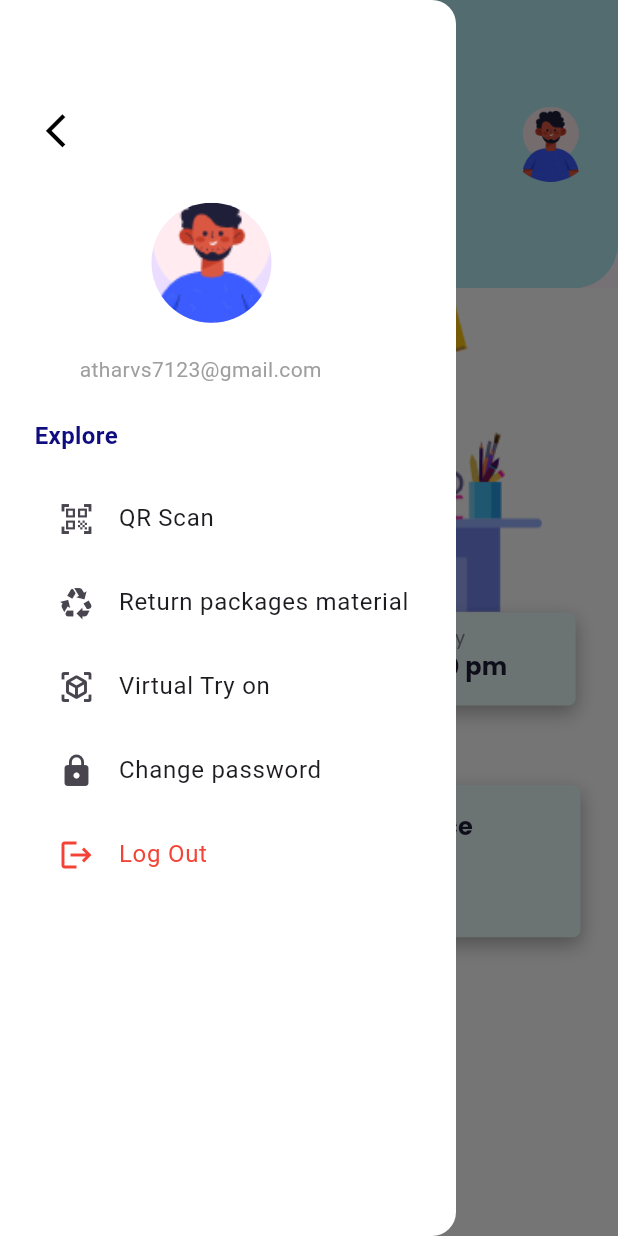
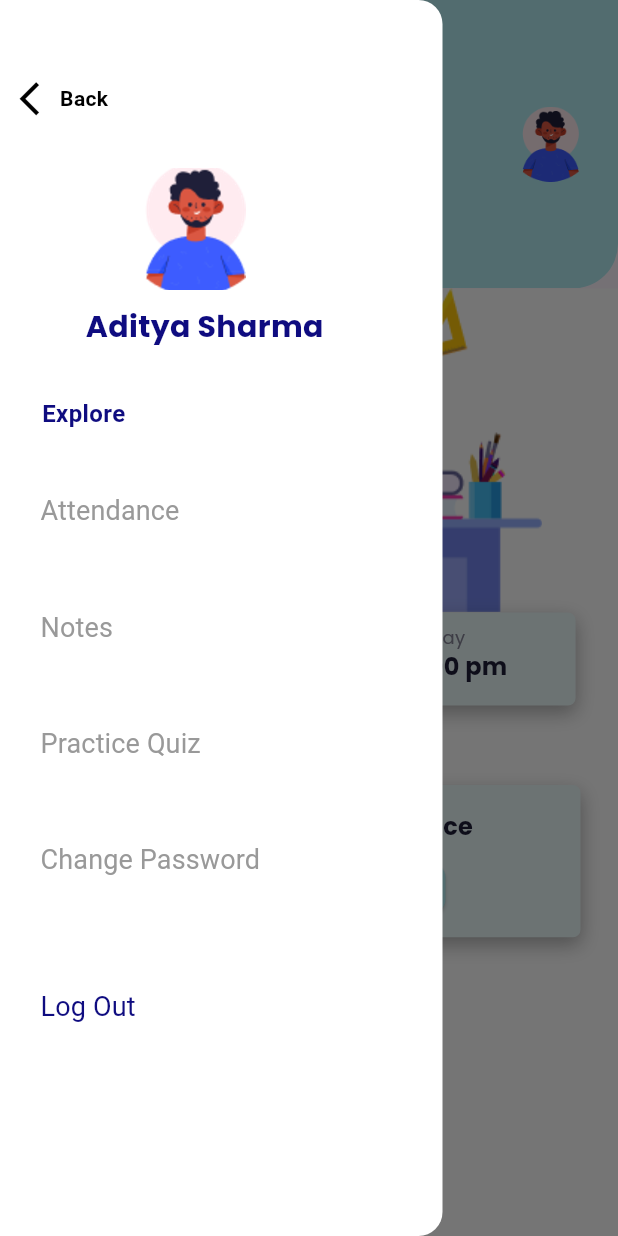
Before and after one commit to survaseatharv7/coaching_class_app, a Flutter app: the LandingPage screen opened directly, with the side drawer open, on a phone screen of 412 x 824 dp. Run offline on Flutter 3.47's test engine with Material 3 defaults, Android fonts, the phone set to English and light mode, and no system bars; our stand-ins replace google_fonts, persistent_bottom_nav_bar.

Commit message:
Atharv Code

```diff
--- a/lib/pages/drawer_page.dart
+++ b/lib/pages/drawer_page.dart
@@ -1,4 +1,5 @@
 import "package:coaching_class_app/main.dart";
+import "package:coaching_class_app/pages/login_page.dart";
 import "package:flutter/material.dart";
 import "package:google_fonts/google_fonts.dart";
 
@@ -7,6 +8,7 @@ class CustomDrawer extends StatelessWidget {
   Widget build(BuildContext context) {
     return Drawer(
       backgroundColor: Colors.white,
+      width: MainApp.widthCal(295),
       child: Column(
         crossAxisAlignment: CrossAxisAlignment.start,
         children: [
@@ -14,73 +16,66 @@ class CustomDrawer extends StatelessWidget {
             crossAxisAlignment: CrossAxisAlignment.start,
             children: [
               Padding(
-                padding: EdgeInsets.only(top: MainApp.heightCal(70)),
-                child: Row(
-                  mainAxisSize: MainAxisSize.min,
-                  children: [
-                    SizedBox(
-                      width: MainApp.widthCal(20),
-                    ),
-                    IconButton(
-                        onPressed: () {
-                          Navigator.pop(context);
-                        },
-                        icon: Icon(
+                padding: EdgeInsets.only(
+                    left: MainApp.widthCal(13), top: MainApp.heightCal(58)),
+                child: Container(
+                  width: MainApp.widthCal(62),
+                  height: MainApp.heightCal(30),
+                  child: GestureDetector(
+                    onTap: () {
+                      Navigator.pop(context);
+                    },
+                    child: Row(
+                      mainAxisSize: MainAxisSize.min,
+                      children: [
+                        Icon(
                           Icons.arrow_back_ios,
                           color: Colors.black,
                           size: MainApp.heightCal(30),
-                        )),
-                    //   TextButton(
-                    //       onPressed: () {
-                    //         Navigator.pop(context);
-                    //       },
-                    //       child: Text(
-                    //         "Back",
-                    //         style: GoogleFonts.roboto(
-                    //             fontWeight: FontWeight.w600,
-                    //             fontSize: MainApp.widthCal(14),
-                    //             color: Colors.black),
-                    //       ))
-                  ],
+                        ),
+                        Text(
+                          "Back",
+                          style: GoogleFonts.roboto(
+                              fontWeight: FontWeight.w600,
+                              fontSize: MainApp.widthCal(14),
+                              color: Colors.black),
+                        )
+                      ],
+                    ),
+                  ),
                 ),
               ),
               Padding(
                 padding: EdgeInsets.only(
-                    left: MainApp.widthCal(101), top: MainApp.heightCal(27)),
-                child: CircleAvatar(
-                  radius: 40,
-                  backgroundImage: AssetImage(
-                    'assets/Images/Avatar.png',
-                  ), // Replace with your image asset path
-                ),
+                    left: MainApp.widthCal(96.77), top: MainApp.heightCal(37)),
+                child: Container(
+                    width: MainApp.widthCal(67.07),
+                    height: MainApp.heightCal(90),
+                    child: Image.asset(
+                      "assets/Images/Avatar.png",
+                      fit: BoxFit.cover,
+                      filterQuality: FilterQuality.high,
+                    )),
               ),
-              SizedBox(height: MainApp.heightCal(19)),
               Padding(
                 padding: EdgeInsets.only(
-                  left: MainApp.widthCal(23),
+                  left: MainApp.widthCal(57),
+                  top: MainApp.heightCal(12),
                 ),
-                child: Column(
-                  crossAxisAlignment: CrossAxisAlignment.start,
-                  children: [
-                    SizedBox(height: 4),
-                    Padding(
-                      padding: EdgeInsets.only(left: MainApp.widthCal(30)),
-                      child: Text(
-                        'atharvs7123@gmail.com',
-                        style: TextStyle(
-                          fontSize: 14,
-                          color: Colors.grey,
-                        ),
-                      ),
-                    ),
-                  ],
+                child: Text(
+                  'Aditya Sharma',
+                  style: GoogleFonts.poppins(
+                    fontSize: 20,
+                    fontWeight: FontWeight.w700,
+                    color: Color.fromRGBO(15, 12, 128, 1),
+                  ),
                 ),
               ),
             ],
           ),
           Padding(
             padding: EdgeInsets.only(
-                left: MainApp.widthCal(23), top: MainApp.heightCal(25)),
+                left: MainApp.widthCal(28), top: MainApp.heightCal(35)),
             child: const Text(
               'Explore',
               style: TextStyle(
@@ -90,50 +85,82 @@ class CustomDrawer extends StatelessWidget {
               ),
             ),
           ),
-          const SizedBox(height: 16),
           Padding(
-            padding: EdgeInsets.only(left: MainApp.widthCal(23)),
-            child: ListTile(
-              leading: const Icon(Icons.qr_code_scanner),
-              title: const Text('QR Scan'),
-              onTap: () {},
+            padding: EdgeInsets.only(
+                left: MainApp.widthCal(15), top: MainApp.heightCal(32.79)),
+            child: Column(
+              crossAxisAlignment: CrossAxisAlignment.start,
+              children: [
+                TextButton(
+                    onPressed: () {},
+                    child: Text(
+                      "Attendance",
+                      style: GoogleFonts.istokWeb(
+                        color: Color.fromRGBO(153, 153, 153, 1),
+                        fontWeight: FontWeight.w400,
+                        fontSize: MainApp.widthCal(18),
+                      ),
+                    )),
+                SizedBox(
+                  height: MainApp.heightCal(32.79),
+                ),
+                TextButton(
+                    onPressed: () {},
+                    child: Text(
+                      "Notes",
+                      style: GoogleFonts.istokWeb(
+                        color: Color.fromRGBO(153, 153, 153, 1),
+                        fontWeight: FontWeight.w400,
+                        fontSize: MainApp.widthCal(18),
+                      ),
+                    )),
+                SizedBox(
+                  height: MainApp.heightCal(32.79),
+                ),
+                TextButton(
+                    onPressed: () {},
+                    child: Text(
+                      "Practice Quiz",
+                      style: GoogleFonts.istokWeb(
+                        color: Color.fromRGBO(153, 153, 153, 1),
+                        fontWeight: FontWeight.w400,
+                        fontSize: MainApp.widthCal(18),
+                      ),
+                    )),
+                SizedBox(
+                  height: MainApp.heightCal(32.79),
+                ),
+                TextButton(
+                    onPressed: () {},
+                    child: Text(
+                      "Change Password",
+                      style: GoogleFonts.istokWeb(
+                        color: Color.fromRGBO(153, 153, 153, 1),
+                        fontWeight: FontWeight.w400,
+                        fontSize: MainApp.widthCal(18),
+                      ),
+                    )),
+              ],
             ),
           ),
           Padding(
-            padding: EdgeInsets.only(left: MainApp.widthCal(23)),
-            child: ListTile(
-              leading: const Icon(Icons.recycling),
-              title: const Text('Return packages material'),
-              onTap: () {},
-            ),
-          ),
-          Padding(
-            padding: EdgeInsets.only(left: MainApp.widthCal(23)),
-            child: ListTile(
-              leading: const Icon(Icons.view_in_ar),
-              title: const Text('Virtual Try on'),
-              onTap: () {},
-            ),
-          ),
-          Padding(
-            padding: EdgeInsets.only(left: MainApp.widthCal(23)),
-            child: ListTile(
-              leading: const Icon(Icons.lock),
-              title: const Text('Change password'),
-              onTap: () {
-                // Handle navigation
+            padding: EdgeInsets.only(
+                left: MainApp.widthCal(15), top: MainApp.heightCal(55.61)),
+            child: TextButton(
+              onPressed: () {
+                Navigator.pushAndRemoveUntil(
+                    context,
+                    MaterialPageRoute(builder: (context) => LoginPage()),
+                    (route) => false);
               },
-            ),
-          ),
-          Padding(
-            padding: EdgeInsets.only(left: MainApp.widthCal(23)),
-            child: ListTile(
-              leading: const Icon(Icons.logout, color: Colors.red),
-              title: const Text(
+              child: Text(
                 'Log Out',
-                style: TextStyle(color: Colors.red),
+                style: GoogleFonts.istokWeb(
+                  color: Color.fromRGBO(15, 12, 128, 1),
+                  fontWeight: FontWeight.w400,
+                  fontSize: MainApp.widthCal(18),
+                ),
               ),
-              onTap: () {},
             ),
           ),
         ],
```
